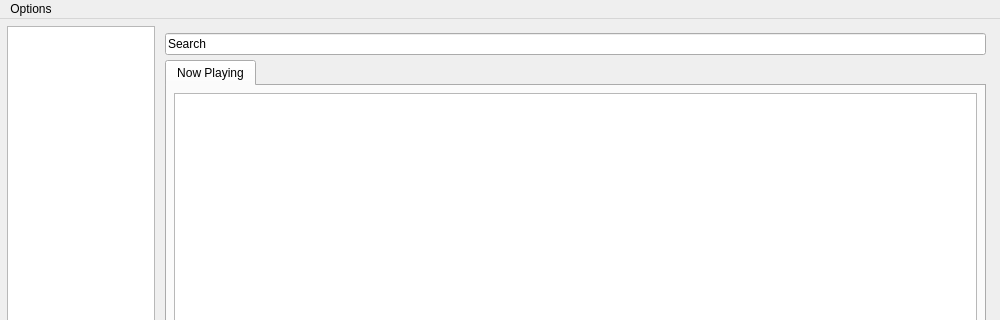
This is ssmp/ssmp.ui in Sushisource/wubwub as Qt 5 draws it before an edit; both pictures show x 0 to 1000 and y 0 to 320 of the 1000 by 700 pixel window. The edited form follows.
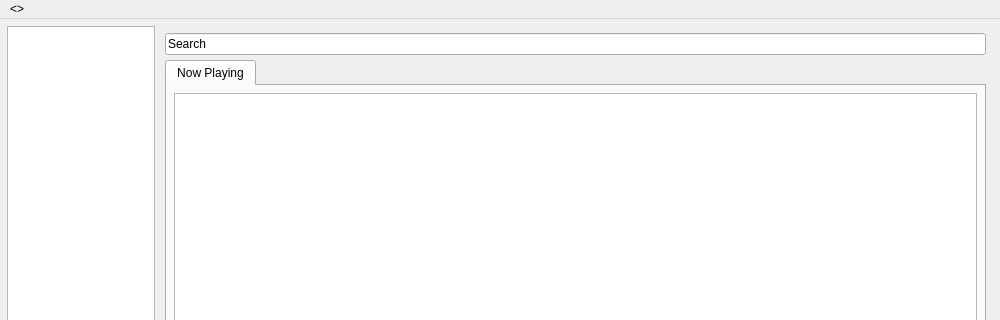
This is the edited form. Custom widgets are drawn as their Qt base class.

```diff
--- a/ssmp/ssmp.ui
+++ b/ssmp/ssmp.ui
@@ -151,7 +151,7 @@
    </property>
    <widget class="QMenu" name="menuOptions">
     <property name="title">
-     <string>Options</string>
+     <string>&lt;&gt;</string>
     </property>
     <addaction name="libSettingsAction"/>
    </widget>
```
Left out of the diff: 6 changed lines with no effect on the pictures.
